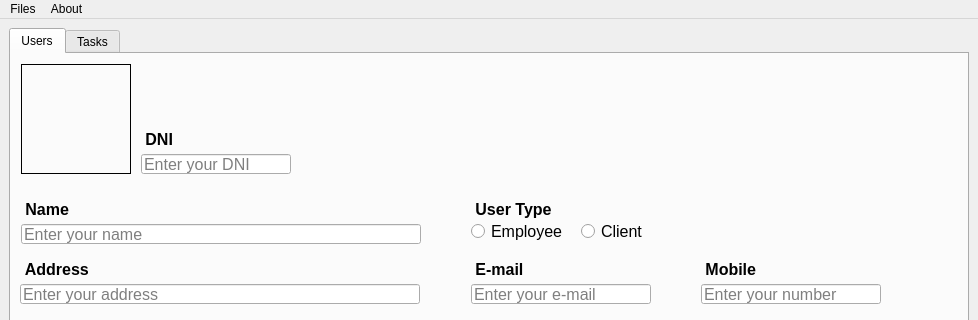
IsolracI/DI-recuperacion, file windows/MainWindow.ui: the form before one commit; both pictures show x 0 to 978 and y 0 to 320 of the 978 by 919 pixel window.
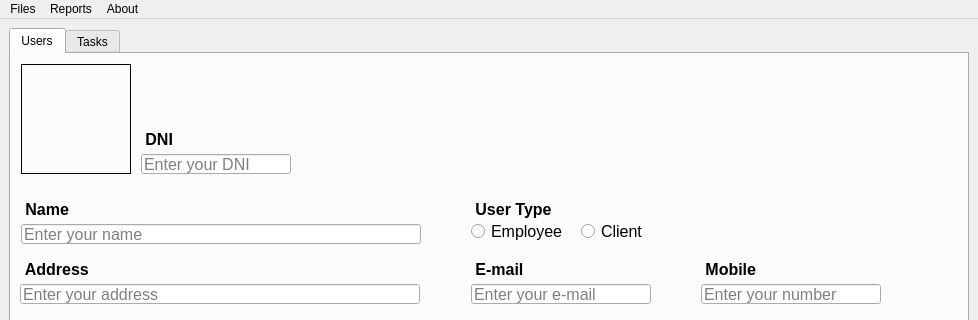
The form after the commit. Icons and pictures are not drawn.

Commit message: feat(MainWindow): añadir la opción "Users Report" en la barra de menú

What changed in the file:
```diff
--- a/windows/MainWindow.ui
+++ b/windows/MainWindow.ui
@@ -1185,7 +1185,14 @@
      <string>About</string>
     </property>
    </widget>
+   <widget class="QMenu" name="menuReports">
+    <property name="title">
+     <string>Reports</string>
+    </property>
+    <addaction name="actionUsers_Report"/>
+   </widget>
    <addaction name="menuFiles"/>
+   <addaction name="menuReports"/>
    <addaction name="menuAbout"/>
   </widget>
   <widget class="QStatusBar" name="statusbar"/>
```
Left out of the diff: 5 changed lines with no effect on the pictures. The commit also changes 1 other file.
